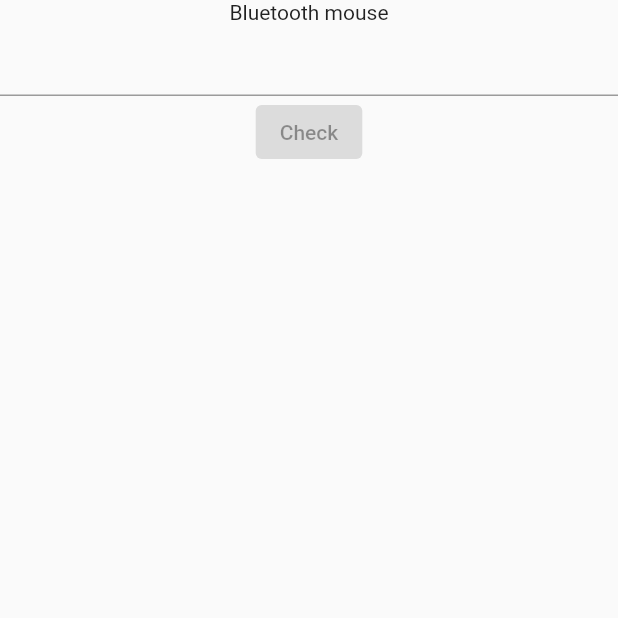
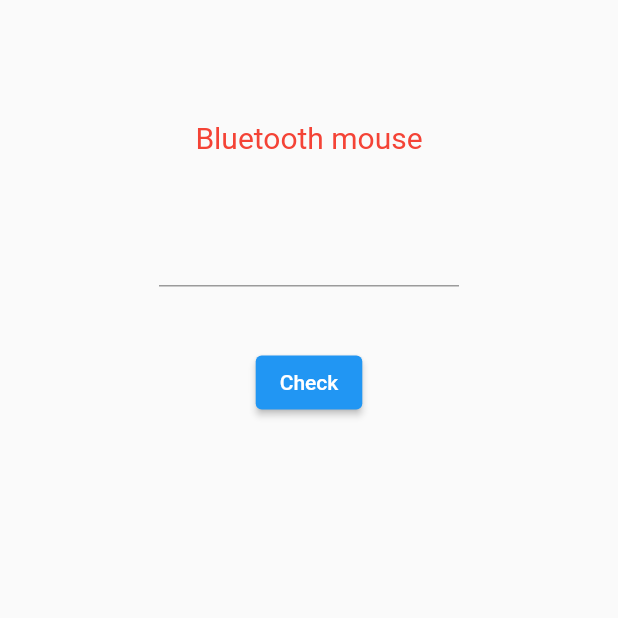
Before and after one commit to Shopping1504/containerinflutter, a Flutter app: the screen it shows after launch, on a phone screen of 412 x 824 dp, the top half of it. Run offline on Flutter 3.47's test engine with Material 2 defaults, Android fonts, the light colour scheme and no system bars; missing offline and left inert: dart:ffi.

Commit message:
design Home Page App

```diff
--- a/lib/home_page.dart
+++ b/lib/home_page.dart
@@ -1,20 +1,39 @@
+import 'dart:ffi';
+
 import 'package:flutter/material.dart';
 import 'package:flutter/services.dart';
 
-class  HomePage extends StatelessWidget {
-
+class HomePage extends StatelessWidget {
   @override
   Widget build(BuildContext context) {
     return Scaffold(
       body: Center(
         child: Column(
           children: [
-            const Text("Bluetooth mouse"),
-            TextField(
-              keyboardType: TextInputType.number,
-              inputFormatters: [FilteringTextInputFormatter.digitsOnly],
+            Padding(
+              padding: EdgeInsets.only(top: 80),
             ),
-            ElevatedButton(onPressed: null, child: Text("Check"))
+            const Text(
+              "Bluetooth mouse",
+              style: TextStyle(fontSize: 20, color: Colors.red),
+            ),
+            Padding(
+              padding: EdgeInsets.only(top: 40),
+            ),
+            SizedBox(
+              width: 200,
+              child: TextField(
+                keyboardType: TextInputType.number,
+                inputFormatters: [FilteringTextInputFormatter.digitsOnly],
+              ),
+            ),
+            Padding(
+              padding: EdgeInsets.only(top: 40),
+            ),
+            ElevatedButton(
+              onPressed: () {},
+              child: Text("Check"),
+            )
           ],
         ),
       ),
```
